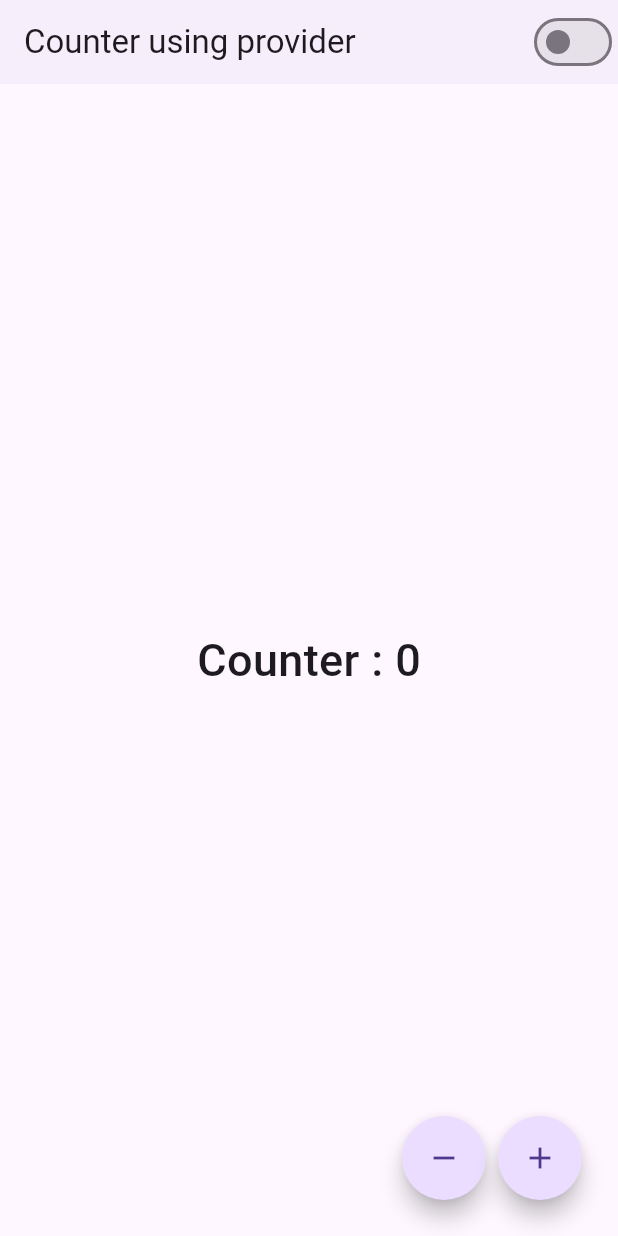
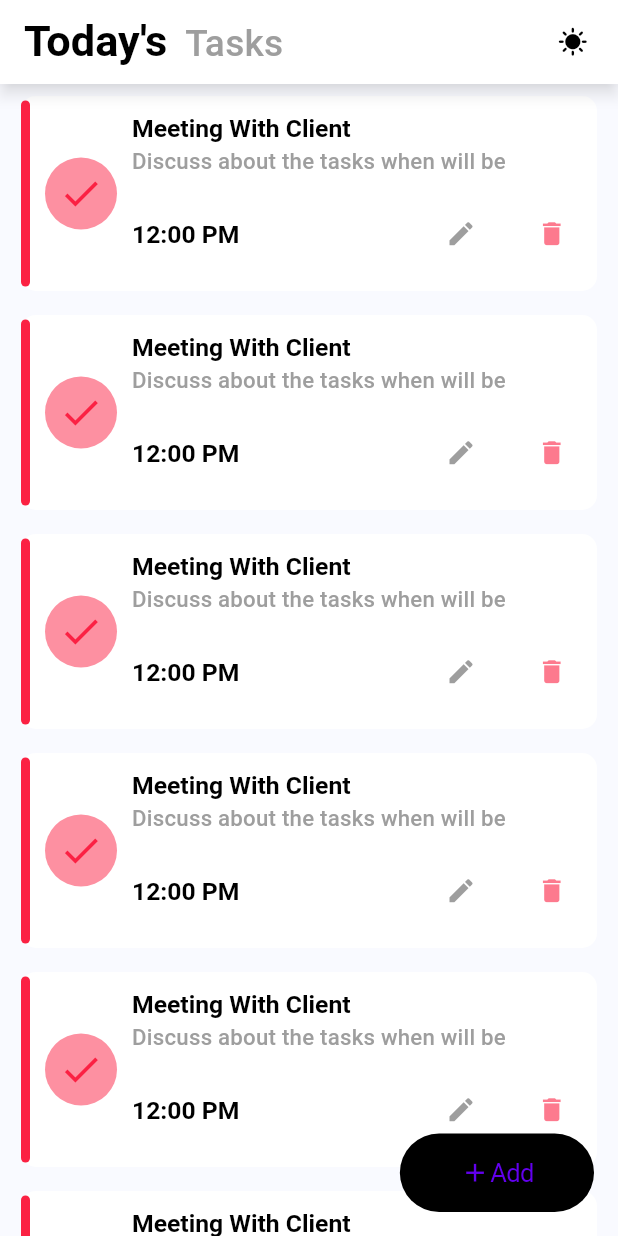
Before and after one commit to Zimil-Patel/advance_flutter_ch1, a Flutter app: the screen it shows after launch, on a phone screen of 412 x 824 dp. Run offline on Flutter 3.47's test engine with Material 3 defaults, Android fonts, the phone set to English and light mode, and no system bars.

Commit message:
07 Oct 24

```diff
--- a/lib/main.dart
+++ b/lib/main.dart
@@ -1,10 +1,14 @@
 import 'package:advance_flutter_ch1/provider%20using%20counter/provider/counter_provider.dart';
 import 'package:advance_flutter_ch1/provider%20using%20counter/provider/theme_provider.dart';
 import 'package:advance_flutter_ch1/provider%20using%20counter/screens/counter_screen.dart';
+import 'package:advance_flutter_ch1/todo%20app/provider/theme_provider.dart';
+import 'package:advance_flutter_ch1/todo%20app/todo_app.dart';
 import 'package:flutter/material.dart';
 import 'package:provider/provider.dart';
 
 // 1. SwitchThemeScreen()
+// 2. CounterScreen()
+// 3. ToDoApp()
 
 void main() {
   runApp(
@@ -16,8 +20,11 @@
         ChangeNotifierProvider(
           create: (context) => CounterProvider(),
         ),
+        ChangeNotifierProvider(
+          create: (context) => ToDoThemeProvider(),
+        ),
       ],
-      child: const CounterScreen(),
+      builder: (context, child) => const TodoApp(),
     ),
   );
 }
--- /dev/null
+++ b/lib/todo app/provider/theme_provider.dart
@@ -0,0 +1,11 @@
+import 'package:flutter/material.dart';
+
+class ToDoThemeProvider extends ChangeNotifier{
+  bool isDark = false;
+
+  // theme toggle method
+  void toggle(){
+    isDark = !isDark;
+    notifyListeners();
+  }
+}
--- /dev/null
+++ b/lib/todo app/screens/home/components/animated_theme_button.dart
@@ -0,0 +1,34 @@
+import 'package:advance_flutter_ch1/todo%20app/provider/theme_provider.dart';
+import 'package:flutter/cupertino.dart';
+import 'package:flutter/material.dart';
+import 'package:provider/provider.dart';
+
+
+class ThemeAnimatedButton extends StatelessWidget {
+  const ThemeAnimatedButton({
+    super.key,
+  });
+
+  @override
+  Widget build(BuildContext context) {
+    var themeTrue = Provider.of<ToDoThemeProvider>(context);
+    var themeFalse = Provider.of<ToDoThemeProvider>(context, listen: false);
+
+    return TweenAnimationBuilder(
+      duration: const Duration(milliseconds: 400),
+      tween: Tween<double>(begin: 0, end: themeTrue.isDark ? 6.2832 : -6.2832),
+      builder: (context, value, child) => Transform.rotate(
+        angle: value,
+        child: CupertinoButton(
+          child: Icon(
+            !themeTrue.isDark ? Icons.sunny : Icons.nightlight_round,
+            color: Theme.of(context).colorScheme.onSecondaryContainer,
+          ),
+          onPressed: () {
+            Provider.of<ToDoThemeProvider>(context, listen: false).toggle();
+          },
+        ),
+      ),
+    );
+  }
+}
--- /dev/null
+++ b/lib/todo app/screens/home/components/todo_app_bar.dart
@@ -0,0 +1,26 @@
+import 'package:flutter/cupertino.dart';
+import 'package:flutter/material.dart';
+
+import 'animated_theme_button.dart';
+
+AppBar todoAppBar(BuildContext context) {
+  return AppBar(
+    elevation: 4,
+    shadowColor: Colors.black.withOpacity(0.5),
+    surfaceTintColor: Colors.transparent,
+    title: RichText(
+      text: TextSpan(children: [
+        TextSpan(
+          text: 'Today\'s',
+          style: Theme.of(context).textTheme.titleLarge,
+        ),
+        TextSpan(
+            text: '  Tasks',
+            style: Theme.of(context).textTheme.titleMedium),
+      ]),
+    ),
+    actions: const [
+      ThemeAnimatedButton(),
+    ],
+  );
+}
--- /dev/null
+++ b/lib/todo app/screens/home/components/todo_list_tile.dart
@@ -0,0 +1,102 @@
+import 'package:advance_flutter_ch1/todo%20app/todo_utils.dart';
+import 'package:flutter/cupertino.dart';
+import 'package:flutter/material.dart';
+
+
+class TodoListTile extends StatelessWidget {
+  const TodoListTile({
+    super.key,
+  });
+
+  @override
+  Widget build(BuildContext context) {
+    return Container(
+      height: 130,
+      width: width,
+      margin: const EdgeInsets.symmetric(vertical: 8, horizontal: 14),
+      decoration: BoxDecoration(
+        color: Theme.of(context).colorScheme.onSurface,
+        borderRadius: BorderRadius.circular(10),
+      ),
+      child: Row(
+        crossAxisAlignment: CrossAxisAlignment.center,
+        children: [
+          // priority indicator
+          Container(
+            height: 124,
+            width: 6,
+            decoration: BoxDecoration(
+                color: highPriority,
+                borderRadius: BorderRadius.circular(6)),
+          ),
+
+          // Complete icons
+          Padding(
+            padding: const EdgeInsets.all(10.0),
+            child: CircleAvatar(
+              radius: 24,
+              backgroundColor: highPriority.withOpacity(0.5),
+              child: Icon(
+                Icons.done,
+                size: 30,
+                color: highPriority,
+              ),
+            ),
+          ),
+
+          // Title, Description, Time
+          Expanded(
+            child: Column(
+              crossAxisAlignment: CrossAxisAlignment.start,
+              children: [
+                const Spacer(),
+                // title
+                Text(
+                  'Meeting With Client',
+                  overflow: TextOverflow.ellipsis,
+                  style: Theme.of(context).textTheme.titleLarge!.copyWith(
+                    fontSize: height! * 0.02,
+                  ),
+                ),
+
+                // Description
+                Text(
+                  'Discuss about the tasks when will be',
+                  overflow: TextOverflow.ellipsis,
+                  style:
+                  Theme.of(context).textTheme.titleMedium!.copyWith(
+                    fontSize: height! * 0.018,
+                  ),
+                ),
+                const Spacer(),
+
+                // Time, Edit , delete
+                Row(
+                  children: [
+                    Text(
+                      '12:00 PM',
+                      style: Theme.of(context)
+                          .textTheme
+                          .titleLarge!
+                          .copyWith(
+                        fontSize: height! * 0.020,
+                      ),
+                    ),
+                    const Spacer(),
+                    CupertinoButton(child: const Icon(Icons.edit, color: Colors.grey,), onPressed: () {
+
+                    },),
+                    CupertinoButton(child: Icon(Icons.delete, color: highPriority.withOpacity(0.6),), onPressed: () {
+
+                    },),
+                  ],
+                ),
+                const Spacer(),
+              ],
+            ),
+          ),
+        ],
+      ),
+    );
+  }
+}
--- /dev/null
+++ b/lib/todo app/screens/home/todo_home_page.dart
@@ -0,0 +1,45 @@
+import 'package:flutter/cupertino.dart';
+import 'package:flutter/material.dart';
+import 'components/todo_app_bar.dart';
+import 'components/todo_list_tile.dart';
+
+class TodoHomePage extends StatelessWidget {
+  const TodoHomePage({super.key});
+
+  @override
+  Widget build(BuildContext context) {
+    return Scaffold(
+      appBar: todoAppBar(context),
+      body: const SingleChildScrollView(
+        scrollDirection: Axis.vertical,
+        child: Column(
+          children: [
+            TodoListTile(),
+            TodoListTile(),
+            TodoListTile(),
+            TodoListTile(),
+            TodoListTile(),
+            TodoListTile(),
+            SizedBox(
+              height: 200,
+            ),
+          ],
+        ),
+      ),
+
+      floatingActionButton: CupertinoButton(
+        color: Theme.of(context).colorScheme.onSecondaryContainer,
+        borderRadius: BorderRadius.circular(30),
+        padding: const EdgeInsets.symmetric(horizontal: 40, vertical: 16),
+        onPressed: (){},
+        child: const Row(
+          mainAxisSize: MainAxisSize.min,
+          children: [
+            Icon(Icons.add),
+            Text('Add'),
+          ],
+        ),
+      ),
+    );
+  }
+}
--- /dev/null
+++ b/lib/todo app/theme/theme_data.dart
@@ -0,0 +1,43 @@
+import 'package:flutter/material.dart';
+
+import '../todo_utils.dart';
+
+class ToDoTheme {
+  static final ThemeData lightTheme = ThemeData.light().copyWith(
+    scaffoldBackgroundColor: const Color(0xfff9faff),
+    colorScheme: const ColorScheme.light(
+      onSurface: Colors.white,
+    ),
+    textTheme: TextTheme(
+      titleLarge: TextStyle(
+        color: Colors.black,
+        fontSize: height! * 0.035,
+        fontWeight: FontWeight.w600,
+      ),
+      titleMedium: TextStyle(
+        color: Colors.grey,
+        fontSize: height! * 0.030,
+        fontWeight: FontWeight.w500,
+      ),
+    ),
+  );
+
+  static final ThemeData darkTheme = ThemeData.dark().copyWith(
+    colorScheme: ColorScheme.dark(
+      onSurface: const Color(0xff666666).withOpacity(0.2),
+      onSecondaryContainer: Colors.grey,
+    ),
+    textTheme: TextTheme(
+      titleLarge: TextStyle(
+        color: Colors.white,
+        fontSize: height! * 0.035,
+        fontWeight: FontWeight.w600,
+      ),
+      titleMedium: TextStyle(
+        color: const Color(0xff666666),
+        fontSize: height! * 0.030,
+        fontWeight: FontWeight.w500,
+      ),
+    ),
+  );
+}
--- /dev/null
+++ b/lib/todo app/todo_app.dart
@@ -0,0 +1,27 @@
+import 'package:advance_flutter_ch1/todo%20app/provider/theme_provider.dart';
+import 'package:advance_flutter_ch1/todo%20app/screens/home/todo_home_page.dart';
+import 'package:advance_flutter_ch1/todo%20app/theme/theme_data.dart';
+import 'package:advance_flutter_ch1/todo%20app/todo_utils.dart';
+import 'package:flutter/material.dart';
+import 'package:provider/provider.dart';
+
+class TodoApp extends StatelessWidget {
+  const TodoApp({super.key});
+
+  @override
+  Widget build(BuildContext context) {
+
+    height = MediaQuery.of(context).size.height;
+    width = MediaQuery.of(context).size.width;
+
+    return MaterialApp(
+      debugShowCheckedModeBanner: false,
+      theme: ToDoTheme.lightTheme,
+      darkTheme:  ToDoTheme.darkTheme,
+      themeMode: Provider.of<ToDoThemeProvider>(context).isDark
+          ? ThemeMode.dark
+          : ThemeMode.light,
+      home: const TodoHomePage(),
+    );
+  }
+}
--- /dev/null
+++ b/lib/todo app/todo_utils.dart
@@ -0,0 +1,8 @@
+import 'dart:ui';
+
+double? height, width;
+
+Color highPriority = const Color(0xfffb2143);
+Color mediumPriority = const Color(0xfffeb110);
+Color lowPriority = const Color(0xff02bbfd);
+Color complete = const Color(0xff759a3f);
```
